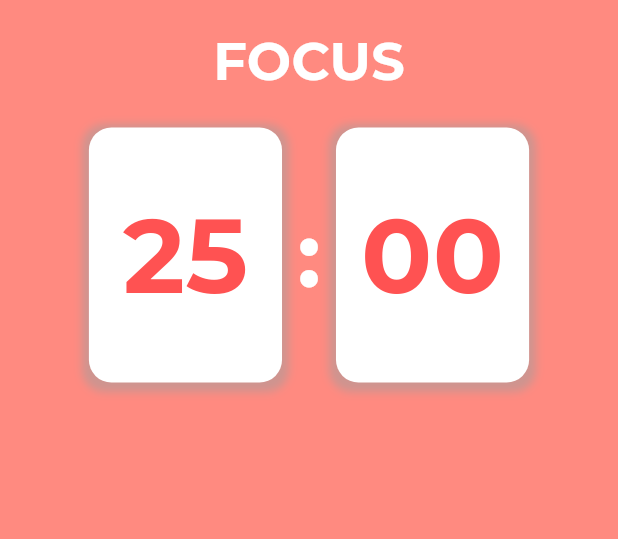
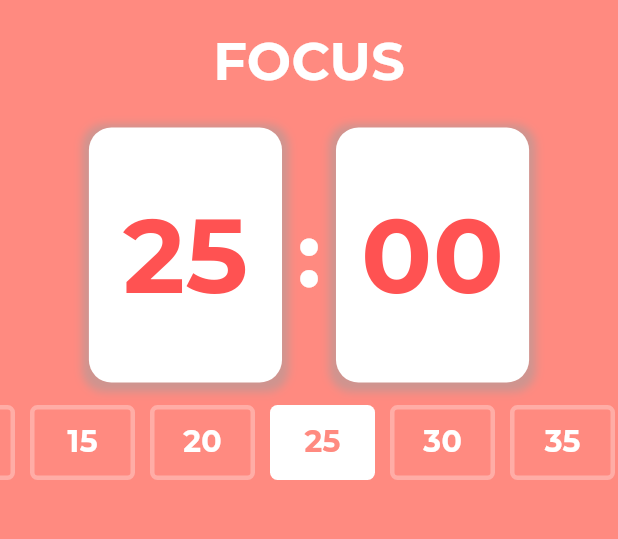
Before and after one commit to MrMDrX/TomaTick, a Flutter app: the screen it shows after launch, on a phone screen of 412 x 824 dp, the part 84-623 px from its top. Run offline on Flutter 3.47's test engine with Material 3 defaults, Android fonts, the light colour scheme and no system bars; our stand-ins replace google_fonts.

Commit message:
Add time options widget ✨

```diff
--- /dev/null
+++ b/devtools_options.yaml
@@ -0,0 +1,3 @@
+description: This file stores settings for Dart & Flutter DevTools.
+documentation: https://docs.flutter.dev/tools/devtools/extensions#configure-extension-enablement-states
+extensions:
--- a/lib/screens/home.dart
+++ b/lib/screens/home.dart
@@ -1,5 +1,6 @@
 import 'package:flutter/material.dart';
 import 'package:tomatick/widgets/timer_card.dart';
+import 'package:tomatick/widgets/time_options.dart';
 
 class Home extends StatelessWidget {
   const Home({super.key});
@@ -35,6 +36,8 @@ class Home extends StatelessWidget {
               SizedBox(height: 15),
               TimerCard(),
               SizedBox(height: 15),
+              TimeOptions(),
+              SizedBox(height: 15),
             ],
           ),
         ),
--- /dev/null
+++ b/lib/utils/utils.dart
@@ -0,0 +1,14 @@
+List selectableTimes = [
+  "300",
+  "600",
+  "900",
+  "1200",
+  "1500",
+  "1800",
+  "2100",
+  "2400",
+  "2700",
+  "3000",
+  "3300",
+  "3600",
+];
--- /dev/null
+++ b/lib/widgets/time_options.dart
@@ -0,0 +1,49 @@
+import 'package:flutter/material.dart';
+import 'package:google_fonts/google_fonts.dart';
+import 'package:tomatick/utils/utils.dart';
+
+class TimeOptions extends StatelessWidget {
+  final double selectedTime = 1500;
+  const TimeOptions({super.key});
+
+  @override
+  Widget build(BuildContext context) {
+    return SingleChildScrollView(
+      scrollDirection: Axis.horizontal,
+      controller: ScrollController(initialScrollOffset: 150),
+      child: Row(
+        children: selectableTimes.map((time) {
+          return Container(
+            margin: const EdgeInsets.only(left: 10),
+            height: 50,
+            width: 70,
+            decoration: int.parse(time) == selectedTime
+                ? BoxDecoration(
+                    color: Colors.white,
+                    borderRadius: BorderRadius.circular(5),
+                  )
+                : BoxDecoration(
+                    border: Border.all(
+                      width: 3,
+                      color: Colors.white30,
+                    ),
+                    borderRadius: BorderRadius.circular(5),
+                  ),
+            child: Center(
+              child: Text(
+                (int.parse(time) ~/ 60).toString(),
+                style: GoogleFonts.montserrat(
+                  fontSize: 20,
+                  color: int.parse(time) == selectedTime
+                      ? Colors.redAccent.shade100
+                      : Colors.white,
+                  fontWeight: FontWeight.w700,
+                ),
+              ),
+            ),
+          );
+        }).toList(),
+      ),
+    );
+  }
+}
```
